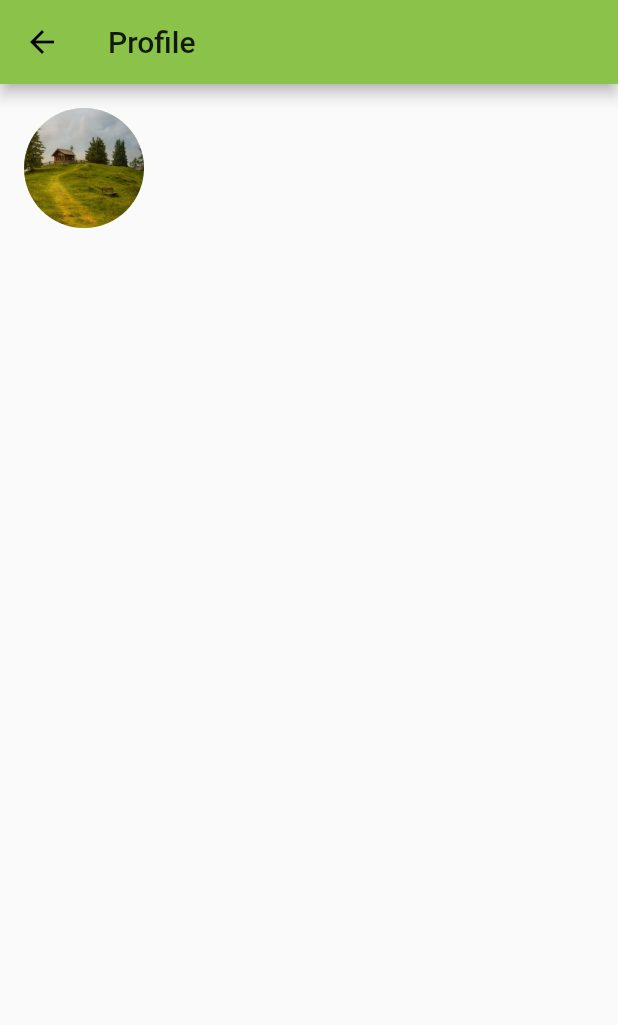
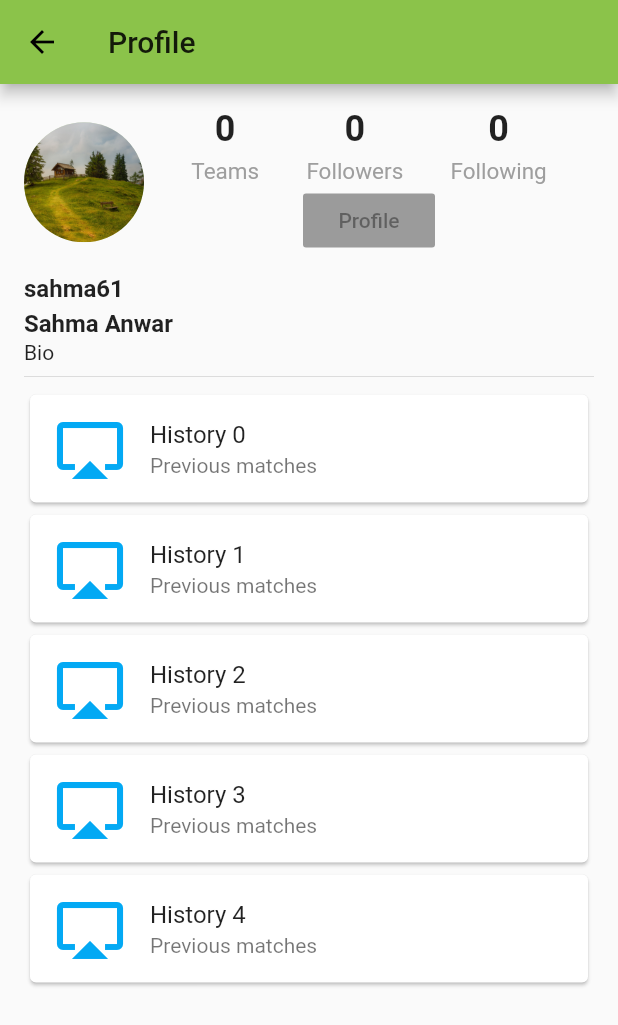
Before and after one commit to Sahma61/bet_app, a Flutter app: the Profile screen opened by its route, on a phone screen of 412 x 824 dp. Shown: the top 1025 px of the screen. Run offline on Flutter 3.47's test engine with Material 2 defaults, Android fonts, the phone set to English and light mode, and no system bars.

Commit message:
A bit of profiling

```diff
--- a/lib/pages/home.dart
+++ b/lib/pages/home.dart
@@ -2,6 +2,7 @@ import 'package:flutter/material.dart';
 import 'package:bet_app/widgets/left_drawer.dart';
 import 'package:bet_app/widgets/gridview_builder.dart';
 import 'package:bet_app/widgets/profile.dart';
+import 'package:bet_app/widgets/profileOptionBuilder.dart';
 
 class Home extends StatefulWidget {
   @override
--- a/lib/widgets/profile.dart
+++ b/lib/widgets/profile.dart
@@ -1,4 +1,6 @@
 import 'package:flutter/material.dart';
+import 'package:bet_app/widgets/profileOptionBuilder.dart';
+
 
 class Profile extends StatefulWidget {
 
@@ -25,11 +27,95 @@ class _ProfileState extends State<Profile> {
                 CircleAvatar(
                   radius: 40.0,
                   backgroundImage: AssetImage('assets/images/home_top_mountain.jpg'),
-                )
+                ),
+                Expanded(
+                  flex: 1,
+                  child: Column(
+                    children: <Widget>[
+                      Row(
+                        mainAxisSize: MainAxisSize.max,
+                        mainAxisAlignment: MainAxisAlignment.spaceEvenly,
+                        children: <Widget>[
+                          buildColumn("Teams", 0),
+                          buildColumn("Followers", 0),
+                          buildColumn("Following", 0),
+                        ],
+                      ),
+                      Row(
+                        mainAxisAlignment: MainAxisAlignment.spaceAround,
+                        children: <Widget>[
+                          RaisedButton(
+                            color: Colors.blue,
+                            child: Text("Profile"),
+                            onPressed: null)
+                        ],
+                      )
+                    ],
+                  ))
               ],
-            )
+            ),
+            Container(
+              alignment: Alignment.centerLeft,
+              padding: EdgeInsets.only(top: 12.0),
+              child: Text(
+                "sahma61",
+                style: TextStyle(
+                  fontSize: 16.0,
+                  fontWeight: FontWeight.bold,
+                ),
+              ),
+            ),
+            Container(
+              alignment: Alignment.centerLeft,
+              padding: EdgeInsets.only(top: 4.0),
+              child: Text(
+                "Sahma Anwar",
+                style: TextStyle(
+                  fontSize: 16.0,
+                  fontWeight: FontWeight.bold,
+                ),
+              ),
+            ),
+            Container(
+              alignment: Alignment.centerLeft,
+              padding: EdgeInsets.only(top: 2.0),
+              child: Text(
+                "Bio",
+              ),
+            ),
+            Divider(),
+            Expanded(
+              child: ProfileOptionBuilder())
           ],
-        ),),
+        ),
+      ),
+    );
+  }
+
+  Column buildColumn(String label, int count) {
+    return Column(
+      mainAxisAlignment: MainAxisAlignment.center,
+      mainAxisSize: MainAxisSize.min,
+      children: <Widget>[
+        Text(
+          count.toString(),
+          style: TextStyle(
+            fontSize: 24.0,
+            fontWeight: FontWeight.bold,
+          )
+        ),
+        Container(
+          margin: EdgeInsets.only(top: 5.0),
+          child: Text(
+            label,
+            style: TextStyle(
+              fontWeight:FontWeight.w400,
+              fontSize: 15.0,
+              color: Colors.grey
+            ),
+          ),
+        )
+      ],
     );
   }
 }
--- /dev/null
+++ b/lib/widgets/profileOptionBuilder.dart
@@ -0,0 +1,14 @@
+import 'package:flutter/material.dart';
+import 'package:bet_app/widgets/profile_Options.dart';
+
+class ProfileOptionBuilder extends StatelessWidget {
+  @override
+  Widget build(BuildContext context) {
+    return ListView.builder(
+          itemBuilder: (BuildContext context, int index) {
+            return ProfileOption(index: index);
+          },
+          itemCount: 5,
+    );
+  }
+}
--- /dev/null
+++ b/lib/widgets/profile_Options.dart
@@ -0,0 +1,23 @@
+import 'package:flutter/material.dart';
+
+class ProfileOption extends StatelessWidget {
+
+  const ProfileOption ({Key key, @required this.index}) : super(key : key);
+  final int index;
+
+  @override
+  Widget build(BuildContext context) {
+    return Card(
+      child: ListTile(
+        leading: Icon(
+          Icons.airplay,
+          size: 48.0,
+          color: Colors.lightBlue,
+        ),
+        title: Text("History $index"),
+        subtitle: Text("Previous matches"),
+        onTap: () {},
+      ),
+    );
+  }
+}
```
